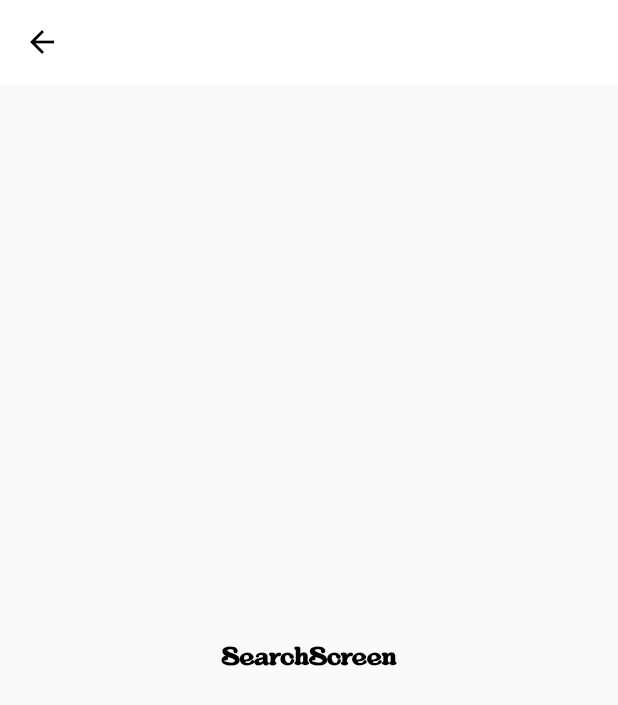
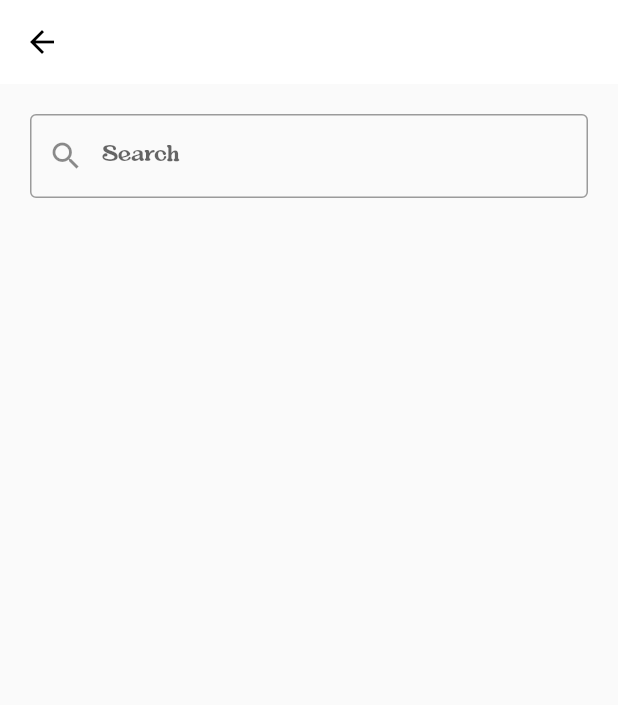
Before and after one commit to EslamElkurdi/Shop-App, a Flutter app: the SearchScreen screen opened directly, on a phone screen of 412 x 824 dp. Shown: the top 705 px of the screen. Run offline on Flutter 3.47's test engine with Material 2 defaults, Android fonts, the phone set to English and light mode, and no system bars; our stand-ins replace bloc, carousel_slider, conditional_builder_null_safety, dio, flutter_bloc, fluttertoast and 4 more; missing offline and left inert: dart:ffi; accounts and stored records are empty; network calls fail; statements that could not run were skipped.

Commit message:
Search Screen

```diff
--- a/lib/layout/cubit/cubit.dart
+++ b/lib/layout/cubit/cubit.dart
@@ -8,7 +8,7 @@ import 'package:shop/models/login/login_model.dart';
 import 'package:shop/modules/bottom_nav_screens/categories_screen.dart';
 import 'package:shop/modules/bottom_nav_screens/favorite_screen.dart';
 import 'package:shop/modules/bottom_nav_screens/product_screen.dart';
-import 'package:shop/modules/bottom_nav_screens/search_screen.dart';
+import 'package:shop/modules/search/search_screen.dart';
 import 'package:shop/modules/bottom_nav_screens/setting_screen.dart';
 import 'package:shop/shared/constants/constatnts.dart';
 import 'package:shop/shared/network/end_points.dart';
--- a/lib/layout/shop_layout.dart
+++ b/lib/layout/shop_layout.dart
@@ -3,7 +3,7 @@
 import 'package:flutter/material.dart';
 import 'package:flutter_bloc/flutter_bloc.dart';
 import 'package:shop/layout/cubit/cubit.dart';
-import 'package:shop/modules/bottom_nav_screens/search_screen.dart';
+import 'package:shop/modules/search/search_screen.dart';
 import 'package:shop/modules/login/login.dart';
 import 'package:shop/shared/component/components.dart';
 import 'package:shop/shared/network/remote/cach_helper.dart';
--- a/lib/modules/bottom_nav_screens/favorite_screen.dart
+++ b/lib/modules/bottom_nav_screens/favorite_screen.dart
@@ -3,6 +3,7 @@ import 'package:flutter/material.dart';
 import 'package:flutter_bloc/flutter_bloc.dart';
 import 'package:shop/layout/cubit/cubit.dart';
 import 'package:shop/layout/cubit/states.dart';
+import 'package:shop/layout/shop_layout.dart';
 
 import '../../shared/component/components.dart';
 
@@ -13,6 +14,8 @@ class FavoriteScreen extends StatelessWidget {
     return  BlocConsumer<ShopAppCubit, ShopLayoutStates>(
       listener: (context, state){},
       builder: (context, state){
+
+        // ShopAppCubit.get(context).getFavoritesData();
 
         return ConditionalBuilder(
             condition: state is! ShopLoadingGetFavoritesState,
--- a/lib/modules/bottom_nav_screens/search_screen.dart
+++ /dev/null
@@ -1,20 +0,0 @@
-import 'package:flutter/material.dart';
-
-class SearchScreen extends StatelessWidget {
-  const SearchScreen({Key? key}) : super(key: key);
-
-  @override
-  Widget build(BuildContext context) {
-    return Scaffold(
-      appBar: AppBar(
-        iconTheme: const IconThemeData(color: Colors.black),
-      ),
-      body: Center(
-        child: Text(
-          'SearchScreen',
-          style: Theme.of(context).textTheme.bodyText1,
-        ),
-      ),
-    );
-  }
-}
--- a/lib/modules/bottom_nav_screens/setting_screen.dart
+++ b/lib/modules/bottom_nav_screens/setting_screen.dart
@@ -26,6 +26,8 @@ class SettingScreen extends StatelessWidget {
         emailController.text = model!.data!.email!;
         nameController.text = model.data!.name!;
         phoneController.text = model.data!.phone!;
+
+
 
         return Padding(
           padding: const EdgeInsets.all(20.0),
--- a/lib/modules/login/Cubit/cubit.dart
+++ b/lib/modules/login/Cubit/cubit.dart
@@ -34,7 +34,6 @@ class LoginCubit extends Cubit<LoginState> {
       print(value.data);
       loginModel = LoginModel.fromjson(value.data);
       //print(loginModel?.data.name);
-
       emit(LoginSuccessState(loginModel));
     }).catchError((error){
       print(error.toString());
--- /dev/null
+++ b/lib/modules/search/cubit/cubit.dart
@@ -0,0 +1,43 @@
+import 'package:bloc/bloc.dart';
+import 'package:flutter_bloc/flutter_bloc.dart';
+import 'package:shop/models/search/search_model.dart';
+import 'package:shop/modules/search/cubit/states.dart';
+import 'package:shop/shared/network/end_points.dart';
+import 'package:shop/shared/network/remote/dio.dart';
+
+import '../../../shared/constants/constatnts.dart';
+
+class SearchCubit extends Cubit<SearchStates>
+{
+  SearchCubit() : super(SearchInitialState());
+
+  static SearchCubit get(context) => BlocProvider.of(context);
+
+  SearchModel? searchModel;
+
+  void search(String text)
+  {
+
+    emit(SearchLoadingState());
+
+
+    DioHelper.postData(
+        url: SEARCH,
+        data:
+        {
+          'text' : text
+        },
+        token: token
+    ).then((value){
+        searchModel = SearchModel.fromJson(value.data);
+
+
+        emit(SearchSuccessState());
+    }
+    ).catchError((error){
+
+      print(error.toString());
+      emit(SearchErrorState());
+    });
+  }
+}
--- /dev/null
+++ b/lib/modules/search/cubit/states.dart
@@ -0,0 +1,9 @@
+abstract class SearchStates {}
+
+class SearchInitialState extends SearchStates {}
+
+class SearchLoadingState extends SearchStates {}
+
+class SearchSuccessState extends SearchStates {}
+
+class SearchErrorState extends SearchStates {}
--- /dev/null
+++ b/lib/modules/search/search_screen.dart
@@ -0,0 +1,78 @@
+import 'package:flutter/material.dart';
+import 'package:flutter_bloc/flutter_bloc.dart';
+import 'package:shop/modules/search/cubit/cubit.dart';
+import 'package:shop/modules/search/cubit/states.dart';
+
+import '../../shared/component/components.dart';
+
+
+class SearchScreen extends StatelessWidget {
+  const SearchScreen({Key? key}) : super(key: key);
+
+  @override
+  Widget build(BuildContext context) {
+
+    var formKey = GlobalKey<FormState>();
+
+    var searchController = TextEditingController();
+
+    return BlocProvider(
+        create: (context) => SearchCubit(),
+      child: BlocConsumer<SearchCubit,SearchStates>(
+        listener: (context, state){},
+        builder: (context, state)
+        {
+          return Scaffold(
+            appBar: AppBar(
+              iconTheme: const IconThemeData(color: Colors.black),
+            ),
+            body: Form(
+              key: formKey,
+              child: Padding(
+                padding: const EdgeInsets.all(20.0),
+                child: Column(
+                  children: [
+                    defaultFormField(
+                        controller: searchController,
+                        type: TextInputType.text,
+                        validate: (String? value)
+                        {
+                          if(formKey.currentState!.validate())
+                          {
+                            return 'please write anything';
+                          }
+                          return null;
+                        },
+                        label: 'Search',
+                        prefIcon: Icons.search,
+                      onSubmit: (value)
+                      {
+                        SearchCubit.get(context).search(value.toString());
+                      }
+                    ),
+                    const SizedBox(
+                      height: 10,
+                    ),
+                    if(state is SearchLoadingState)
+                      const LinearProgressIndicator(),
+                    const SizedBox(
+                      height: 10,
+                    ),
+                    if(state is SearchSuccessState)
+                      Expanded(
+                      child: ListView.separated(
+                          itemBuilder: (context, index)=> buildListItem(SearchCubit.get(context).searchModel?.data?.data?[index],context,isOldPrice: false),
+                          separatorBuilder: (context, index)=> myDivider(),
+                          itemCount:  SearchCubit.get(context).searchModel!.data!.data!.length
+                      ),
+                    )
+                  ],
+                ),
+              ),
+            ),
+          );
+        },
+      ),
+    );
+  }
+}
--- a/lib/shared/component/components.dart
+++ b/lib/shared/component/components.dart
@@ -105,7 +105,7 @@ void showToast(String? message) {
   );
 }
 
-Widget buildListItem(model, context) => Padding(
+Widget buildListItem(model, context, {isOldPrice = true}) => Padding(
   padding: const EdgeInsets.all(20.0),
   child: Container(
     height: 120.0,
@@ -121,7 +121,7 @@ Widget buildListItem(model, context) => Padding(
                 height: 120.0,
                 fit: BoxFit.cover,
               ),
-              if(model?.discount != 0)
+              if(model?.discount != 0 && isOldPrice)
                 Container(
                   color: Colors.red,
                   padding: EdgeInsets.all( 3.0),
--- a/lib/shared/network/end_points.dart
+++ b/lib/shared/network/end_points.dart
@@ -11,3 +11,5 @@ const FAVORITES = 'favorites';
 const PROFILE = 'profile';
 
 const UPDATE_PROFILE = 'update-profile';
+
+const SEARCH = 'products/search';
```
Also changed, not shown: lib/models/search/search_model.dart (added, +133 -0 lines).
